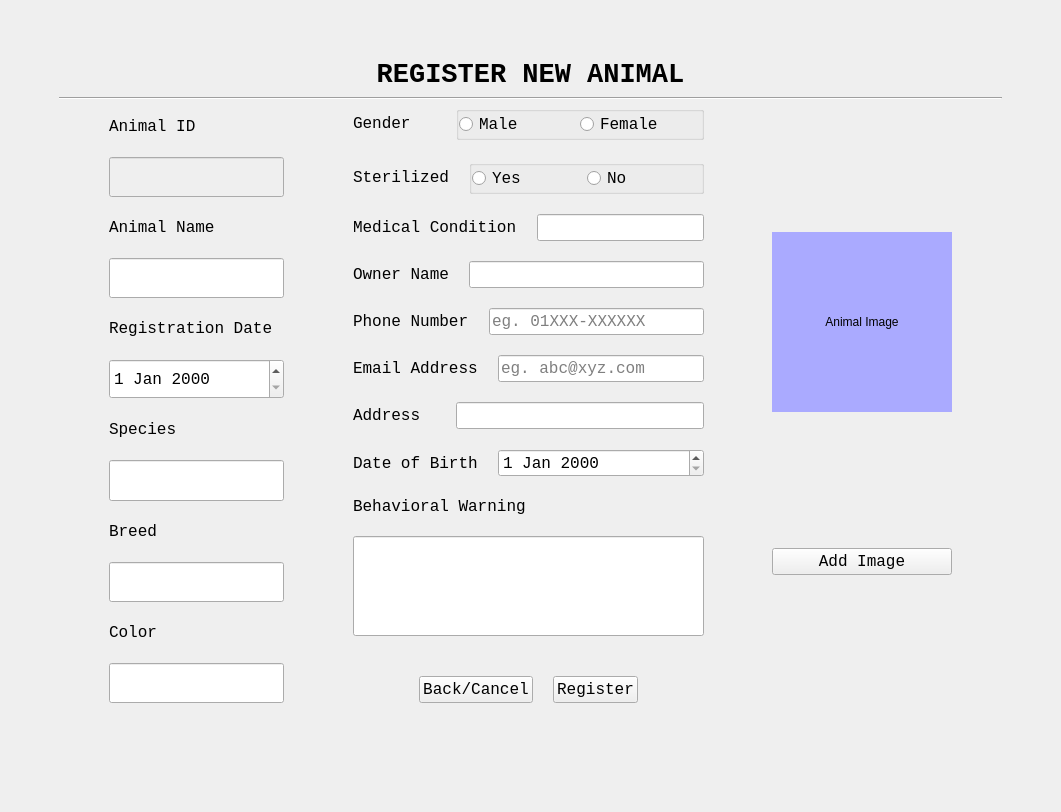
Above: AnimalRegistrationUI.ui from ASNaeem/Simple-VCMS before the change. Below: the same form after it.
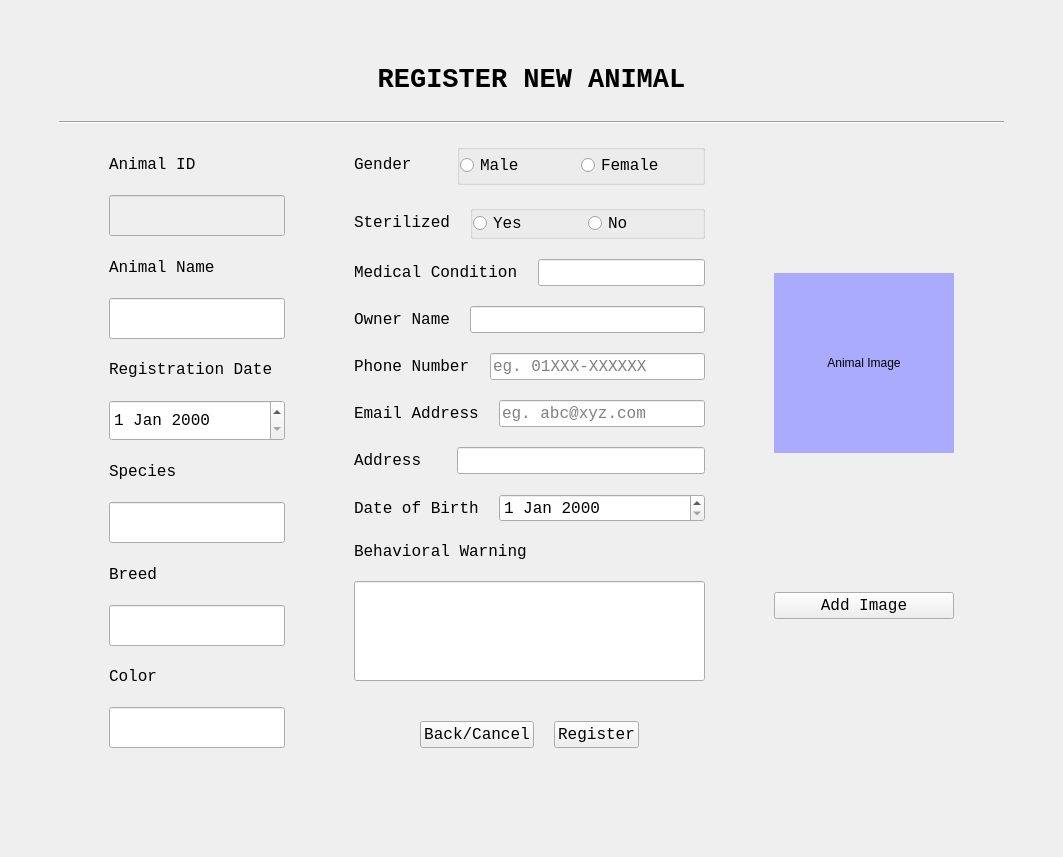
That is the form after the change.

```diff
--- a/AnimalRegistrationUI.ui
+++ b/AnimalRegistrationUI.ui
@@ -6,8 +6,8 @@
    <rect>
     <x>0</x>
     <y>0</y>
-    <width>1061</width>
-    <height>761</height>
+    <width>1063</width>
+    <height>804</height>
    </rect>
   </property>
   <property name="windowTitle">
@@ -16,7 +16,10 @@
   <widget class="QWidget" name="centralwidget">
    <layout class="QVBoxLayout" name="verticalLayout_12">
     <item>
-     <layout class="QVBoxLayout" name="verticalLayout_11" stretch="10,1,10,50">
+     <layout class="QVBoxLayout" name="verticalLayout_11" stretch="0,0,0">
+      <property name="spacing">
+       <number>20</number>
+      </property>
       <property name="leftMargin">
        <number>50</number>
       </property>
@@ -30,17 +33,23 @@
        <number>50</number>
       </property>
       <item>
-       <layout class="QGridLayout" name="gridLayout_4">
+       <layout class="QVBoxLayout" name="verticalLayout_13">
+        <property name="spacing">
+         <number>6</number>
+        </property>
         <property name="leftMargin">
-         <number>0</number>
+         <number>5</number>
         </property>
         <property name="topMargin">
-         <number>0</number>
+         <number>5</number>
         </property>
-        <property name="spacing">
-         <number>0</number>
+        <property name="rightMargin">
+         <number>5</number>
         </property>
-        <item row="1" column="0">
+        <property name="bottomMargin">
+         <number>5</number>
+        </property>
+        <item>
          <widget class="QLabel" name="label_4">
           <property name="sizePolicy">
            <sizepolicy hsizetype="Preferred" vsizetype="Preferred">
@@ -77,19 +86,6 @@
         </property>
        </widget>
       </item>
-      <item>
-       <spacer name="verticalSpacer">
-        <property name="orientation">
-         <enum>Qt::Vertical</enum>
-        </property>
-        <property name="sizeHint" stdset="0">
-         <size>
-          <width>20</width>
-          <height>40</height>
-         </size>
-        </property>
-       </spacer>
-      </item>
       <item>
        <layout class="QHBoxLayout" name="horizontalLayout_11" stretch="30,10,60,10,0">
         <property name="spacing">
@@ -407,8 +403,26 @@
             </item>
             <item>
              <widget class="QGroupBox" name="groupBox">
+              <property name="sizePolicy">
+               <sizepolicy hsizetype="Preferred" vsizetype="Maximum">
+                <horstretch>0</horstretch>
+                <verstretch>0</verstretch>
+               </sizepolicy>
+              </property>
+              <property name="font">
+               <font>
+                <family>Courier New</family>
+                <pointsize>12</pointsize>
+               </font>
+              </property>
               <property name="title">
-               <string/>
+               <string notr="true"/>
+              </property>
+              <property name="flat">
+               <bool>false</bool>
+              </property>
+              <property name="checkable">
+               <bool>false</bool>
               </property>
               <layout class="QHBoxLayout" name="horizontalLayout_12">
                <property name="spacing">
@@ -431,7 +445,7 @@
                  <item>
                   <widget class="QRadioButton" name="rbutton_reg_male">
                    <property name="sizePolicy">
-                    <sizepolicy hsizetype="Expanding" vsizetype="Expanding">
+                    <sizepolicy hsizetype="Expanding" vsizetype="Maximum">
                      <horstretch>0</horstretch>
                      <verstretch>0</verstretch>
                     </sizepolicy>
@@ -450,7 +464,7 @@
                  <item>
                   <widget class="QRadioButton" name="rbutton_reg_female">
                    <property name="sizePolicy">
-                    <sizepolicy hsizetype="Expanding" vsizetype="Expanding">
+                    <sizepolicy hsizetype="Expanding" vsizetype="Maximum">
                      <horstretch>0</horstretch>
                      <verstretch>0</verstretch>
                     </sizepolicy>
@@ -499,6 +513,12 @@
             </item>
             <item>
              <widget class="QGroupBox" name="groupBox_2">
+              <property name="sizePolicy">
+               <sizepolicy hsizetype="Preferred" vsizetype="Fixed">
+                <horstretch>0</horstretch>
+                <verstretch>0</verstretch>
+               </sizepolicy>
+              </property>
               <property name="title">
                <string/>
               </property>
```
Left out of the diff: 3 changed lines with no effect on the pictures.
